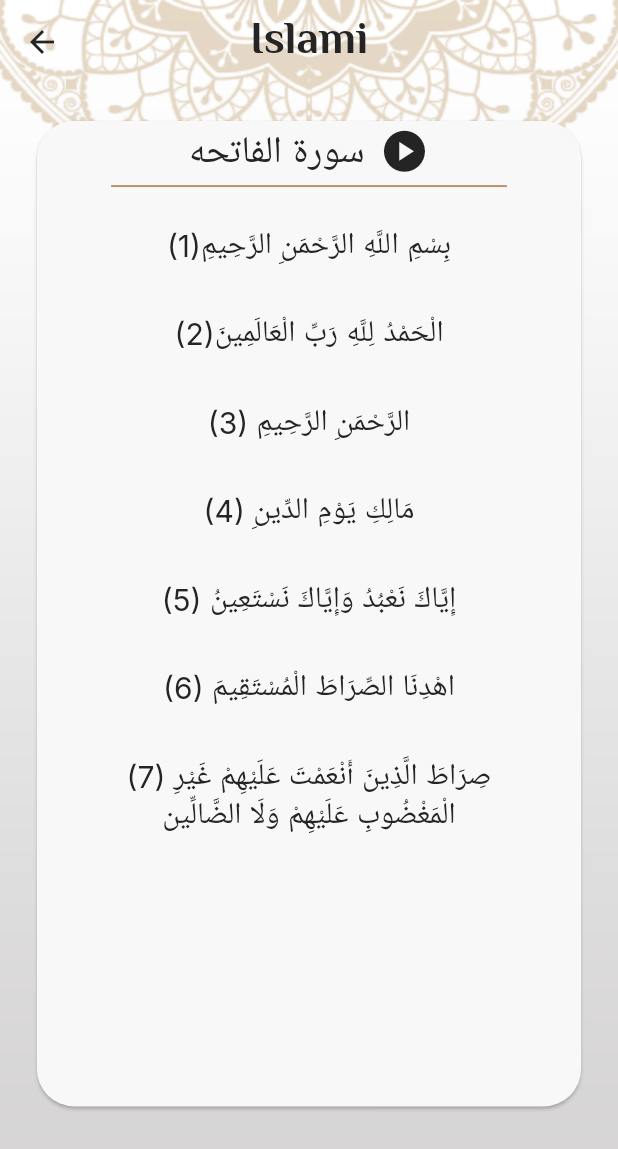
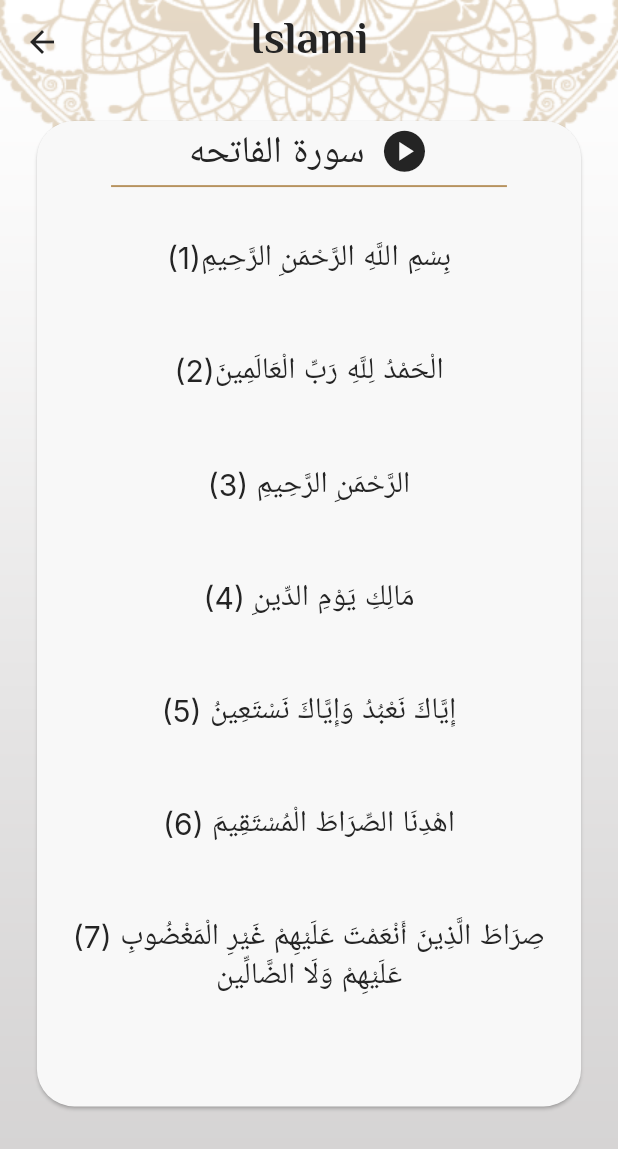
Before and after one commit to ahmedalam782/Islamic_App, a Flutter app: the screen it shows after launch, after a tap on "الفاتحه", on a phone screen of 412 x 824 dp. Shown: the top 1149 px of the screen. Run offline on Flutter 3.47's test engine with Material 3 defaults, Android fonts, the phone set to English and light mode, and no system bars; our stand-ins replace google_fonts.

```diff
--- a/lib/Widgets/Tabs/Quran_Tab/Surah_details/surah_details.dart
+++ b/lib/Widgets/Tabs/Quran_Tab/Surah_details/surah_details.dart
@@ -71,10 +71,8 @@ class _SurahDetailsState extends State<SurahDetails> {
                     ? Expanded(
                         child: ListView.separated(
                           itemBuilder: (_, index) => Padding(
-                            padding: EdgeInsets.symmetric(
-                              horizontal:
-                                  MediaQuery.sizeOf(context).width * .08,
-                            ),
+                            padding: EdgeInsets.all(
+                                MediaQuery.sizeOf(context).height * .01),
                             child: Text(
                               "(${index + 1})${chapterContent[index]} ",
                               textAlign: TextAlign.center,
--- a/lib/Widgets/Tabs/Quran_Tab/quran_tab.dart
+++ b/lib/Widgets/Tabs/Quran_Tab/quran_tab.dart
@@ -25,7 +25,7 @@ class QuranTab extends StatelessWidget {
               Expanded(
                 child: Padding(
                   padding:
-                      EdgeInsets.all(MediaQuery.sizeOf(context).height * .009),
+                      EdgeInsets.all(MediaQuery.sizeOf(context).height * .01),
                   child: Text(
                     "Surah name",
                     textAlign: TextAlign.center,
@@ -47,7 +47,7 @@ class QuranTab extends StatelessWidget {
           ),
         ),
         const Divider(
-          height: 5,
+          height: 0,
         ),
         const AlayatList(),
       ],
--- a/lib/Widgets/Tabs/Quran_Tab/widgets/alayat_widgets.dart
+++ b/lib/Widgets/Tabs/Quran_Tab/widgets/alayat_widgets.dart
@@ -24,7 +24,7 @@ class AlayatWidgets extends StatelessWidget {
             Expanded(
               child: Padding(
                 padding:
-                    EdgeInsets.all(MediaQuery.sizeOf(context).height * .009),
+                    EdgeInsets.all(MediaQuery.sizeOf(context).height * .014),
                 child: Text(
                   names.name,
                   textAlign: TextAlign.center,
```
